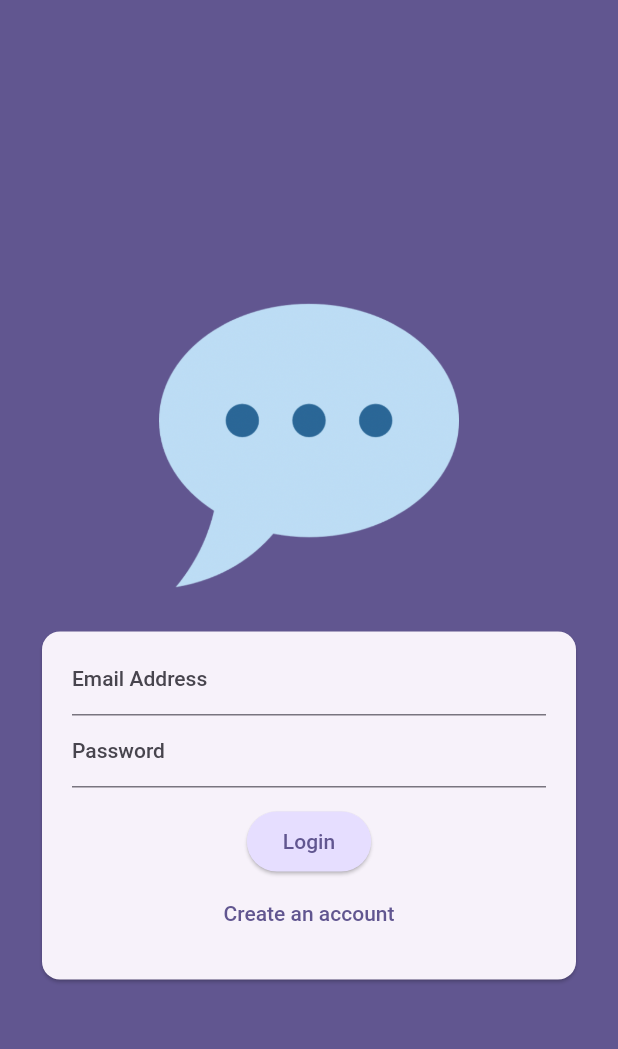
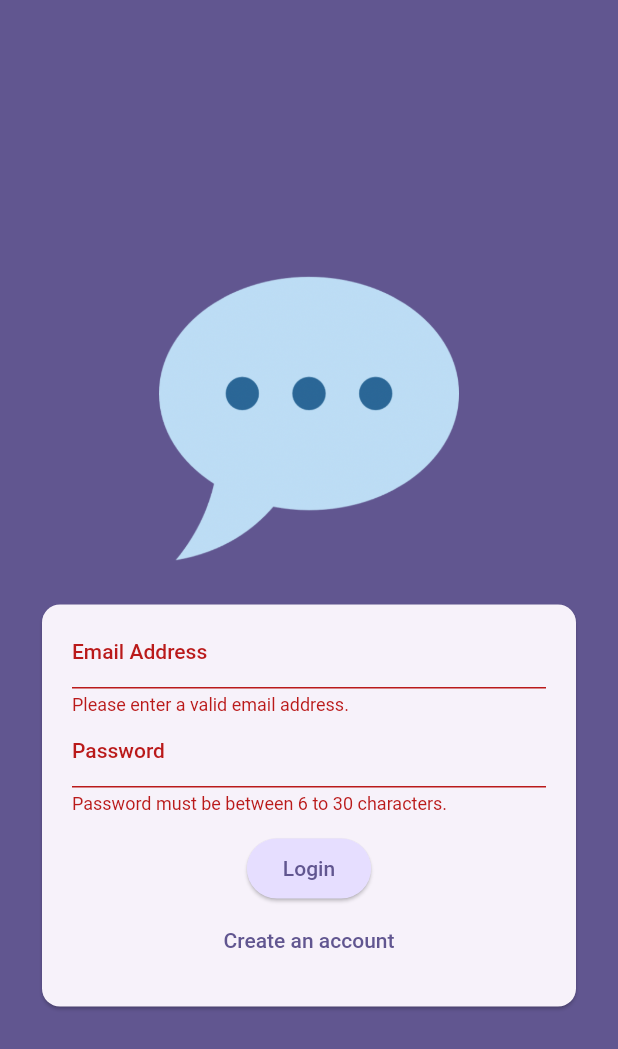
Before and after one commit to khwoat/flutter_course-chat_app, a Flutter app: the screen it shows after launch, after a tap on "Login", on a phone screen of 412 x 824 dp. Shown: the top 1049 px of the screen. Run offline on Flutter 3.47's test engine with Material 2 defaults, Android fonts, the phone set to English and light mode, and no system bars; our stand-ins replace firebase_auth, firebase_core; accounts and stored records are empty.

Commit message:
apply authentication fuction.

```diff
--- a/lib/main.dart
+++ b/lib/main.dart
@@ -1,4 +1,6 @@
 import 'package:chat_app/screens/auth_screen.dart';
+import 'package:chat_app/screens/chat_screen.dart';
+import 'package:firebase_auth/firebase_auth.dart';
 import 'package:flutter/material.dart';
 
 import 'package:firebase_core/firebase_core.dart';
@@ -25,7 +27,16 @@ class App extends StatelessWidget {
           seedColor: const Color.fromARGB(255, 63, 17, 177),
         ),
       ),
-      home: const AuthScreen(),
+      home: StreamBuilder(
+        stream: FirebaseAuth.instance.authStateChanges(),
+        builder: (context, snapshot) {
+          if (snapshot.hasData) {
+            return const ChatScreen();
+          }
+
+          return const AuthScreen();
+        },
+      ),
     );
   }
 }
--- a/lib/screens/auth_screen.dart
+++ b/lib/screens/auth_screen.dart
@@ -1,4 +1,8 @@
 import 'package:flutter/material.dart';
+
+import 'package:firebase_auth/firebase_auth.dart';
+
+final _auth = FirebaseAuth.instance;
 
 class AuthScreen extends StatefulWidget {
   const AuthScreen({super.key});
@@ -14,9 +18,30 @@ class _AuthScreenState extends State<AuthScreen> {
   String _enteredEmail = '';
   String _enteredPassword = '';
 
-  void _submit() {
+  void _submit() async {
     if (_formKey.currentState!.validate()) {
       _formKey.currentState!.save();
+
+      try {
+        if (_isLogin) {
+          await _auth.signInWithEmailAndPassword(
+            email: _enteredEmail,
+            password: _enteredPassword,
+          );
+        } else {
+          await _auth.createUserWithEmailAndPassword(
+            email: _enteredEmail,
+            password: _enteredPassword,
+          );
+        }
+      } on FirebaseAuthException catch (error) {
+        ScaffoldMessenger.of(context).clearSnackBars();
+        ScaffoldMessenger.of(context).showSnackBar(
+          SnackBar(
+            content: Text(error.message ?? 'Authentication failed.'),
+          ),
+        );
+      }
     }
   }
 
@@ -48,6 +73,7 @@ class _AuthScreenState extends State<AuthScreen> {
                     right: 20,
                   ),
                   child: Form(
+                    key: _formKey,
                     child: Column(
                       mainAxisSize: MainAxisSize.min,
                       children: [
--- /dev/null
+++ b/lib/screens/chat_screen.dart
@@ -0,0 +1,17 @@
+import 'package:flutter/material.dart';
+
+class ChatScreen extends StatelessWidget {
+  const ChatScreen({super.key});
+
+  @override
+  Widget build(BuildContext context) {
+    return Scaffold(
+      appBar: AppBar(
+        title: const Text('Chat App'),
+      ),
+      body: const Center(
+        child: Text('Logged In'),
+      ),
+    );
+  }
+}
```
Also changed, not shown: pubspec.yaml (+1 -6 lines), pubspec.lock, 2 other files.
